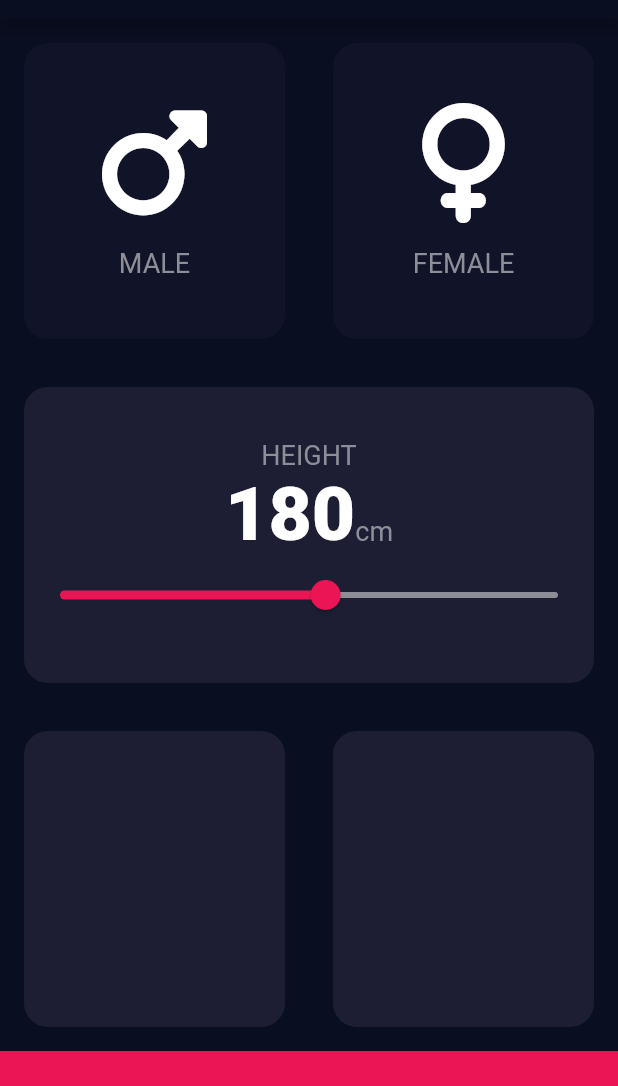
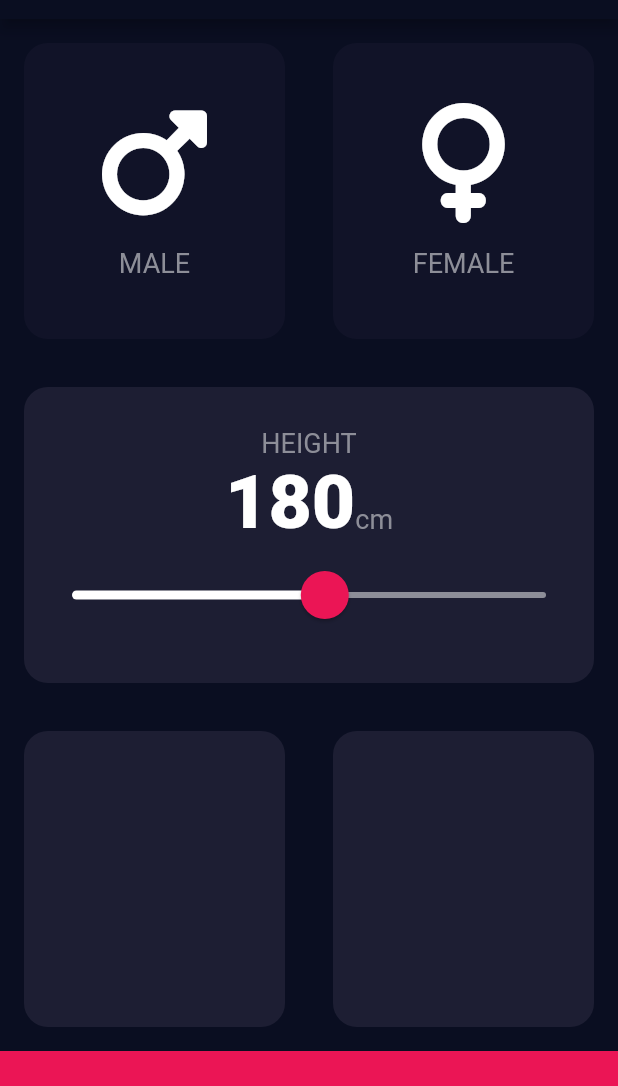
Before and after one commit to FadyFawzyOfficial/bmi-calculator, a Flutter app: the screen it shows after launch, on a phone screen of 412 x 824 dp, the part 65-1151 px from its top. Run offline on Flutter 3.47's test engine with Material 2 defaults, Android fonts, the phone set to English and light mode, and no system bars; our stand-ins replace font_awesome_flutter.

Commit message:
12. Customize Slider (Flutter Widgets) using SliderTheme (themes)

```diff
--- a/lib/input_screen.dart
+++ b/lib/input_screen.dart
@@ -77,13 +77,24 @@ class InputScreenState extends State<InputScreen> {
                     ),
                   ],
                 ),
-                Slider(
-                  value: height.toDouble(),
-                  min: 100,
-                  max: 250,
-                  activeColor: kFuchsiaColor,
-                  inactiveColor: kLightGrey,
-                  onChanged: (value) => setState(() => height = value.round()),
+                SliderTheme(
+                  data: SliderTheme.of(context).copyWith(
+                    thumbColor: kFuchsiaColor,
+                    activeTrackColor: Colors.white,
+                    inactiveTrackColor: kLightGrey,
+                    overlayColor: kFuchsiaColor.withAlpha(0x30),
+                    thumbShape:
+                        const RoundSliderThumbShape(enabledThumbRadius: 16),
+                    overlayShape:
+                        const RoundSliderOverlayShape(overlayRadius: 32),
+                  ),
+                  child: Slider(
+                    value: height.toDouble(),
+                    min: 100,
+                    max: 250,
+                    onChanged: (value) =>
+                        setState(() => height = value.round()),
+                  ),
                 )
               ],
             ),
```
